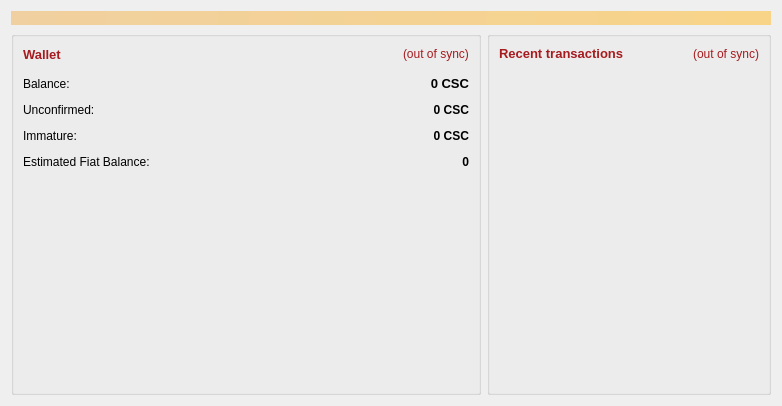
First picture: the form in src/qt/forms/overviewpage.ui, repository transcoder/CasinoCoin, before the edit.
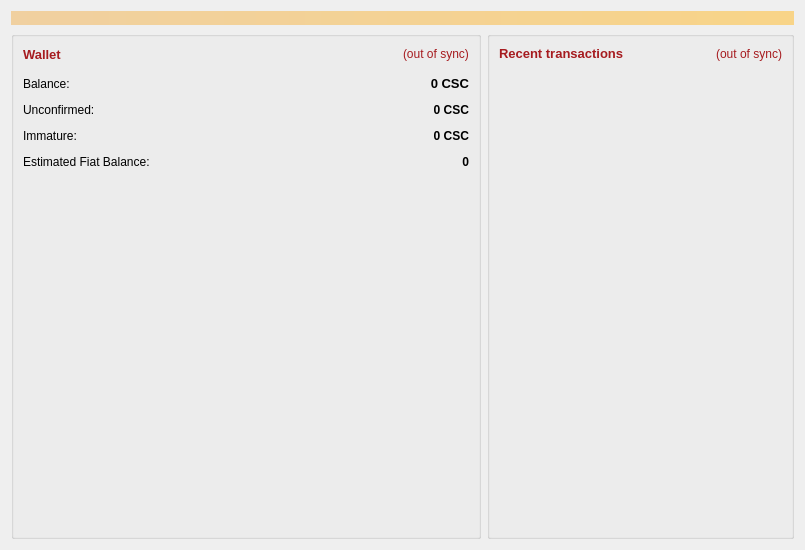
Second picture: the form after the edit.

Diff of the .ui file:
```diff
--- a/src/qt/forms/overviewpage.ui
+++ b/src/qt/forms/overviewpage.ui
@@ -6,8 +6,8 @@
    <rect>
     <x>0</x>
     <y>0</y>
-    <width>782</width>
-    <height>406</height>
+    <width>805</width>
+    <height>550</height>
    </rect>
   </property>
   <property name="windowTitle">
```
Lines whose indentation alone changed are shown as unchanged.
